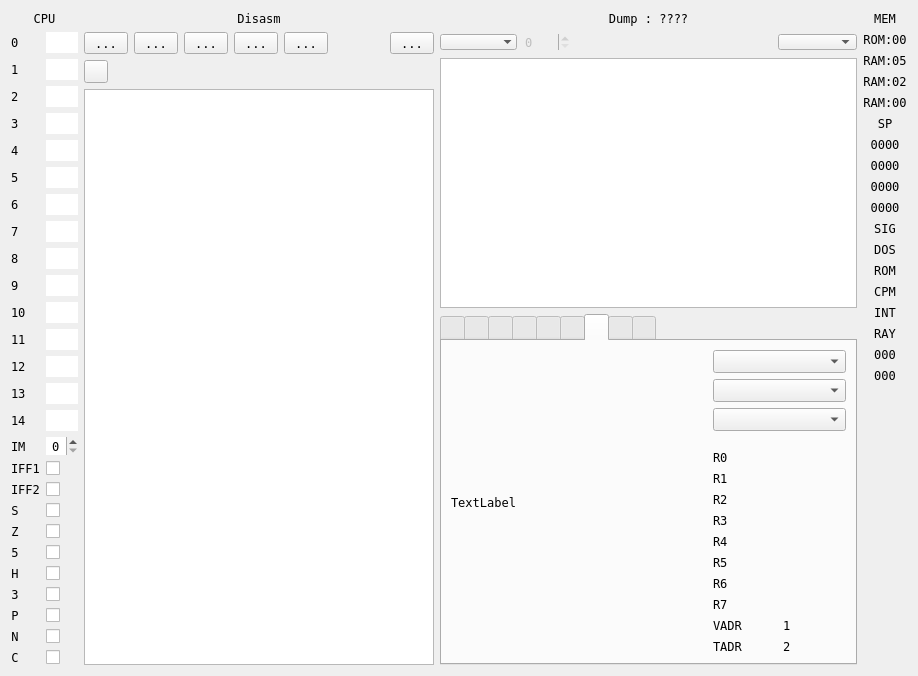
This is ui/debuger.ui in samstyle/Xpeccy as Qt 5 draws it before an edit. The edited form follows.
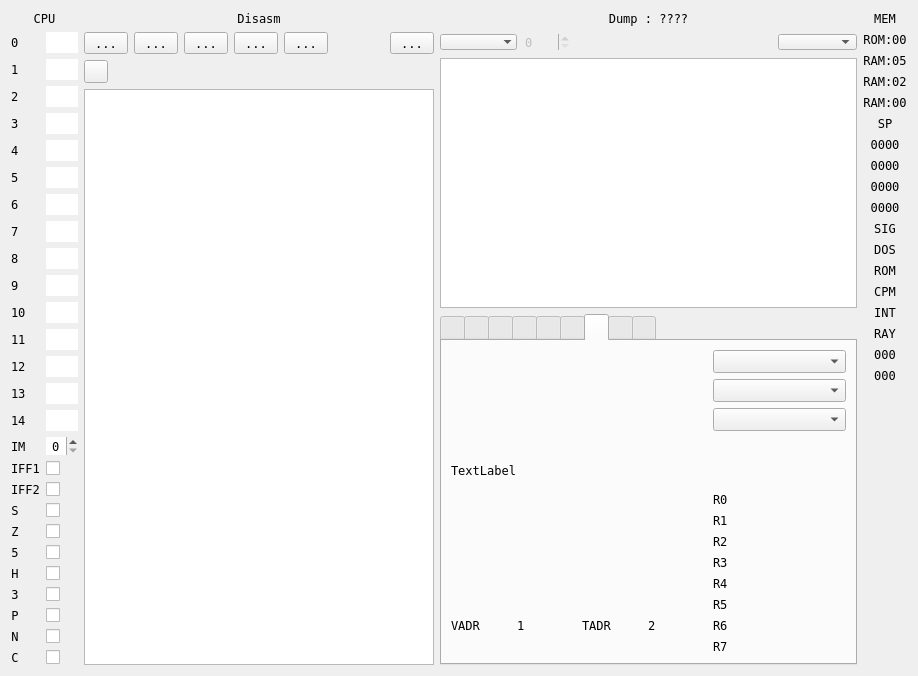
This is the edited form. The open tabs and pages were chosen to show the change. Icons and pictures are not drawn. Custom widgets are drawn as their Qt base class.

Diff of the .ui file:
```diff
--- a/ui/debuger.ui
+++ b/ui/debuger.ui
@@ -2243,6 +2243,8 @@
         </attribute>
         <layout class="QHBoxLayout" name="horizontalLayout">
          <item>
+          <layout class="QVBoxLayout" name="verticalLayout_11">
+           <item>
           <widget class="QLabel" name="nesScreen">
            <property name="minimumSize">
             <size>
@@ -2256,6 +2258,40 @@
           </widget>
          </item>
          <item>
+            <layout class="QHBoxLayout" name="horizontalLayout_10">
+             <item>
+              <widget class="QLabel" name="label">
+               <property name="text">
+                <string>VADR</string>
+               </property>
+              </widget>
+             </item>
+             <item>
+              <widget class="QLabel" name="labVAdr">
+               <property name="text">
+                <string>1</string>
+               </property>
+              </widget>
+             </item>
+             <item>
+              <widget class="QLabel" name="label_3">
+               <property name="text">
+                <string>TADR</string>
+               </property>
+              </widget>
+             </item>
+             <item>
+              <widget class="QLabel" name="labTAdr">
+               <property name="text">
+                <string>2</string>
+               </property>
+              </widget>
+             </item>
+            </layout>
+           </item>
+          </layout>
+         </item>
+         <item>
           <layout class="QVBoxLayout" name="verticalLayout_2">
            <item>
             <widget class="QComboBox" name="nesScrType"/>
@@ -2288,13 +2324,6 @@
                </property>
               </widget>
              </item>
-             <item row="8" column="0">
-              <widget class="QLabel" name="label">
-               <property name="text">
-                <string>VADR</string>
-               </property>
-              </widget>
-             </item>
              <item row="5" column="0">
               <widget class="QLabel" name="label_66">
                <property name="text">
@@ -2309,13 +2338,6 @@
                </property>
               </widget>
              </item>
-             <item row="9" column="1">
-              <widget class="QLabel" name="labTAdr">
-               <property name="text">
-                <string>2</string>
-               </property>
-              </widget>
-             </item>
              <item row="0" column="0">
               <widget class="QLabel" name="label_62">
                <property name="text">
@@ -2330,13 +2352,6 @@
                </property>
               </widget>
              </item>
-             <item row="9" column="0">
-              <widget class="QLabel" name="label_3">
-               <property name="text">
-                <string>TADR</string>
-               </property>
-              </widget>
-             </item>
              <item row="3" column="0">
               <widget class="QLabel" name="label_65">
                <property name="text">
@@ -2344,13 +2359,6 @@
                </property>
               </widget>
              </item>
-             <item row="8" column="1">
-              <widget class="QLabel" name="labVAdr">
-               <property name="text">
-                <string>1</string>
-               </property>
-              </widget>
-             </item>
              <item row="1" column="0">
               <widget class="QLabel" name="label_63">
                <property name="text">
```
Left out of the diff: 2 changed lines with no effect on the pictures. Lines whose indentation alone changed are shown as unchanged.
